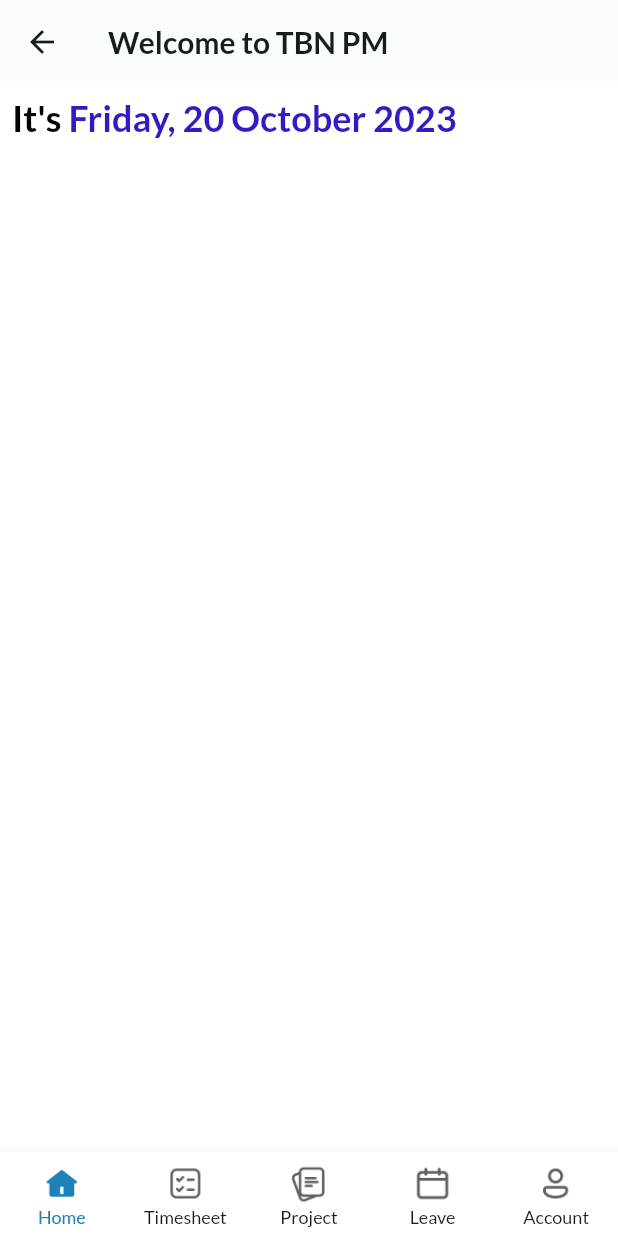
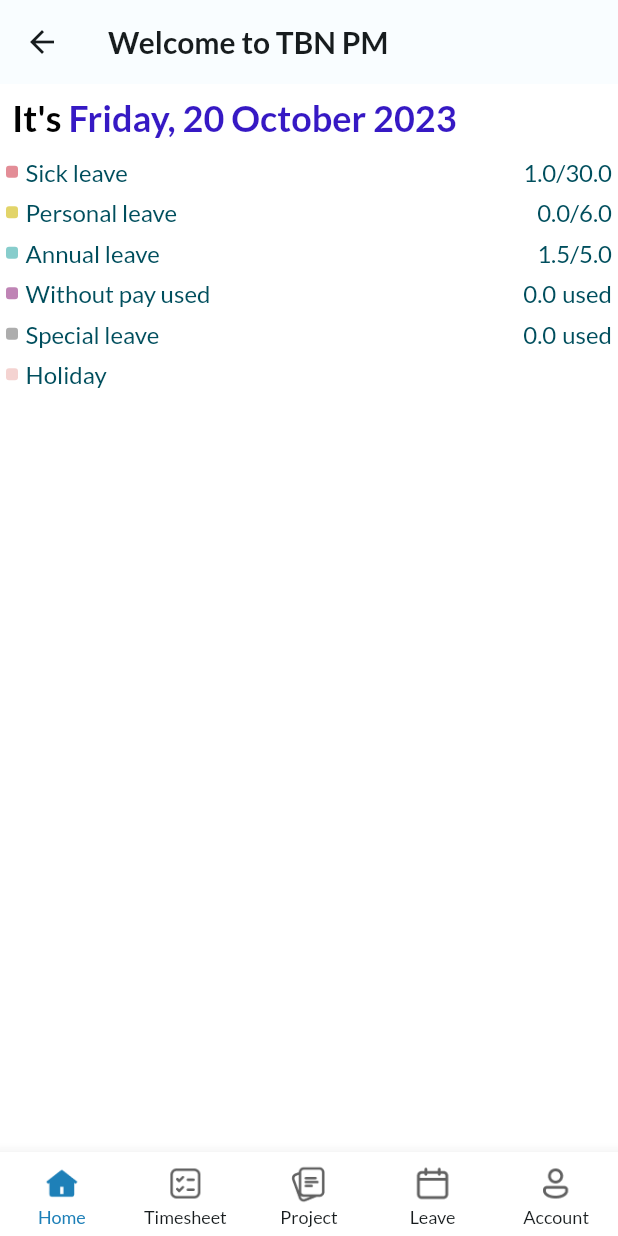
Before and after one commit to vlerbron/timesheet, a Flutter app: the HomePage screen opened by its route, on a phone screen of 412 x 824 dp. Run offline on Flutter 3.47's test engine with Material 2 defaults, Android fonts, the light colour scheme and no system bars; our stand-ins replace equatable, file_picker, flutter_riverpod, get_it, google_fonts, scrollable_positioned_list; missing offline and left inert: events_emitter, file_previewer.

Commit message:
add leave quota to home page

```diff
--- a/lib/pages/home_page.dart
+++ b/lib/pages/home_page.dart
@@ -1,21 +1,27 @@
 import 'package:flutter/material.dart';
+import 'package:flutter_riverpod/flutter_riverpod.dart';
 import 'package:google_fonts/google_fonts.dart';
 import 'package:intl/intl.dart';
+import 'package:timesheet/providers/leave_quota_provider.dart';
+import 'package:timesheet/widgets/leave_tabs/annual_statistic_box.dart';
 import 'package:timesheet/widgets/tabs.dart';
 
 final formatter = DateFormat('EEEE, dd MMMM yyyy');
 
-class HomePage extends StatelessWidget {
+class HomePage extends ConsumerWidget {
   const HomePage({super.key});
 
   @override
-  Widget build(BuildContext context) {
+  Widget build(BuildContext context, WidgetRef ref) {
+    final currentLeaveQuota = ref.read(currentLeaveQuotaProvider);
     // Eakarath comment
     return Scaffold(
       appBar: AppBar(
         title: const Text("Welcome to TBN PM"),
       ),
-      body: Container(
+      body: Column(
+        children: [
+          Container(
             margin: const EdgeInsets.all(8),
             child: Row(
               children: [
@@ -34,7 +40,16 @@
                       fontWeight: FontWeight.bold),
                 ),
               ],
-          )),
+            ),
+          ),
+          AnnualStatisticData(
+            leaveQuota: currentLeaveQuota,
+            showHeader: false,
+            showHoliday: true,
+            textColor: Theme.of(context).colorScheme.onPrimaryContainer,
+          ),
+        ],
+      ),
       bottomNavigationBar: const Tabs(selectedIndex: 0),
     );
   }
--- a/lib/widgets/leave_tabs/annual_statistic_box.dart
+++ b/lib/widgets/leave_tabs/annual_statistic_box.dart
@@ -33,9 +33,36 @@
                 offset: Offset(0, 1),
                 blurRadius: 2),
           ]),
-      child: Column(
+      child: AnnualStatisticData(
+        leaveQuota: leaveQuota,
+        showHeader: true,
+        showHoliday: false,
+        textColor: kColorGreyText,
+      ),
+    );
+  }
+}
+
+class AnnualStatisticData extends StatelessWidget {
+  const AnnualStatisticData(
+      {super.key,
+      required this.leaveQuota,
+      required this.showHeader,
+      required this.showHoliday,
+      required this.textColor});
+
+  final LeaveQuota leaveQuota;
+  final bool showHeader;
+  final bool showHoliday;
+  final Color textColor;
+
+  @override
+  Widget build(BuildContext context) {
+    return Column(
       children: [
-          Padding(
+        Visibility(
+          visible: showHeader,
+          child: Padding(
             padding: const EdgeInsets.all(4.0),
             child: Row(
               children: [
@@ -57,36 +84,55 @@
               ],
             ),
           ),
+        ),
         AnnualStatisticItem(
           leaveTypes: LeaveTypes.sick,
           title: 'Sick leave',
           usedDays: leaveQuota.sickUsed,
           totalDays: leaveQuota.sickDay,
+          showUnit: false,
+          textColor: textColor,
         ),
         AnnualStatisticItem(
           leaveTypes: LeaveTypes.personal,
           title: 'Personal leave',
           usedDays: leaveQuota.personalUsed,
           totalDays: leaveQuota.personalDay,
+          showUnit: false,
+          textColor: textColor,
         ),
         AnnualStatisticItem(
           leaveTypes: LeaveTypes.annual,
           title: 'Annual leave',
           usedDays: leaveQuota.annualUsed,
           totalDays: leaveQuota.totalAnnualDays,
+          showUnit: false,
+          textColor: textColor,
         ),
         AnnualStatisticItem(
           leaveTypes: LeaveTypes.withoutPay,
           title: 'Without pay used',
           usedDays: leaveQuota.withoutPayDays,
+          showUnit: showHoliday,
+          textColor: textColor,
         ),
         AnnualStatisticItem(
           leaveTypes: LeaveTypes.special,
           title: 'Special leave',
           usedDays: leaveQuota.specialLeaveDays,
+          showUnit: showHoliday,
+          textColor: textColor,
+        ),
+        Visibility(
+          visible: showHoliday,
+          child: AnnualStatisticItem(
+            leaveTypes: LeaveTypes.holiday,
+            title: 'Holiday',
+            showUnit: false,
+            textColor: textColor,
+          ),
         ),
       ],
-      ),
     );
   }
 }
--- a/lib/widgets/leave_tabs/annual_statistic_item.dart
+++ b/lib/widgets/leave_tabs/annual_statistic_item.dart
@@ -1,19 +1,21 @@
 import 'package:flutter/material.dart';
 import 'package:timesheet/models/leave_model.dart';
-import 'package:timesheet/utils/const.dart';
 
 class AnnualStatisticItem extends StatelessWidget {
-  const AnnualStatisticItem({
-    super.key,
+  const AnnualStatisticItem(
+      {super.key,
       required this.leaveTypes,
       required this.title,
-    required this.usedDays,
+      this.usedDays,
       this.totalDays,
-  });
+      required this.showUnit,
+      required this.textColor});
   final String title;
-  final double usedDays;
+  final double? usedDays;
   final double? totalDays;
   final LeaveTypes leaveTypes;
+  final bool showUnit;
+  final Color textColor;
 
   @override
   Widget build(BuildContext context) {
@@ -37,19 +39,46 @@
               Text(
                 title,
                 style: Theme.of(context).textTheme.bodyMedium!.copyWith(
-                    color: kColorGreyText,
+                    color: textColor,
                     fontSize:
                         Theme.of(context).textTheme.titleMedium!.fontSize),
               ),
             ],
           ),
           const Spacer(),
+          usedDays != null
+              ? Row(
+                  children: [
                     Text(
                       totalDays == null ? '$usedDays' : '$usedDays/$totalDays',
                       style: Theme.of(context).textTheme.bodyMedium!.copyWith(
-                color: kColorGreyText,
-                fontSize: Theme.of(context).textTheme.titleMedium!.fontSize),
+                          color: textColor,
+                          fontSize: Theme.of(context)
+                              .textTheme
+                              .titleMedium!
+                              .fontSize),
+                    ),
+                    Visibility(
+                      visible: showUnit,
+                      child: Padding(
+                        padding: const EdgeInsets.only(left: 4.0),
+                        child: Text(
+                          'used',
+                          style: Theme.of(context)
+                              .textTheme
+                              .bodyMedium!
+                              .copyWith(
+                                  color: textColor,
+                                  fontSize: Theme.of(context)
+                                      .textTheme
+                                      .titleMedium!
+                                      .fontSize),
+                        ),
+                      ),
+                    ),
+                  ],
                 )
+              : Container()
         ],
       ),
     );
```
Lines whose indentation alone changed are shown as unchanged.
